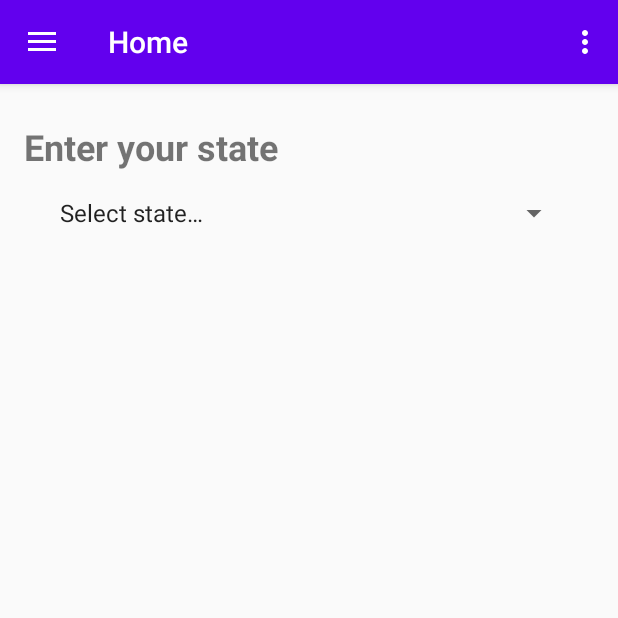
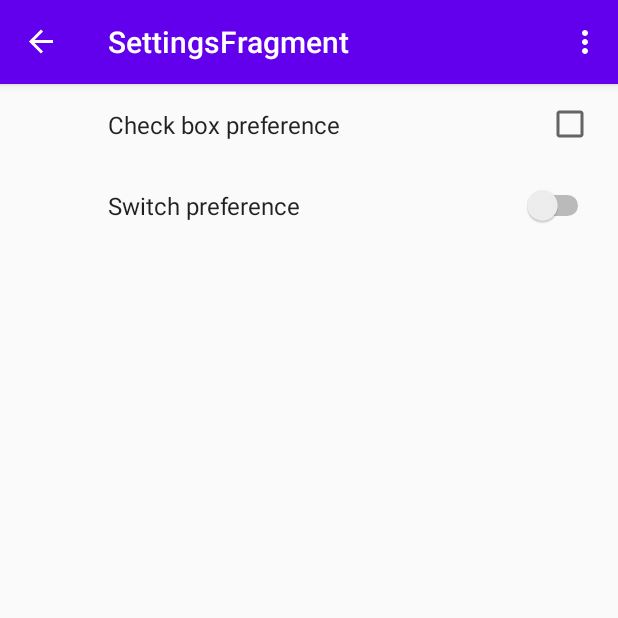
Before and after one commit to Samson50/LexLator, an Android app: the screen it shows after launch (MainActivity), in the options menu, after a tap on "Settings", on a phone screen of 412 x 824 dp, the top half of it. Run offline under Robolectric (Android 15) with nearby library versions, the light colour scheme and no system bars; our stand-ins replace androidx.preference, navigation-ui.

Commit message:
Started work on settings

```diff
--- a/app/build.gradle
+++ b/app/build.gradle
@@ -27,6 +27,7 @@ dependencies {
     implementation fileTree(dir: 'libs', include: ['*.jar'])
 
     implementation 'androidx.appcompat:appcompat:1.0.2'
+    implementation 'androidx.preference:preference:1.1.0'
     implementation 'androidx.legacy:legacy-support-v4:1.0.0'
     implementation 'com.google.android.material:material:1.0.0'
     implementation 'androidx.constraintlayout:constraintlayout:1.1.3'
--- a/app/src/main/java/com/example/legate/MainActivity.java
+++ b/app/src/main/java/com/example/legate/MainActivity.java
@@ -2,6 +2,7 @@ package com.example.legate;
 
 import android.os.Bundle;
 import android.view.Menu;
+import android.view.MenuItem;
 
 import com.google.android.material.navigation.NavigationView;
 
@@ -52,4 +53,17 @@ public class MainActivity extends AppCompatActivity {
         return NavigationUI.navigateUp(navController, mAppBarConfiguration)
                 || super.onSupportNavigateUp();
     }
+
+
+    @Override
+    public boolean onOptionsItemSelected(MenuItem item) {
+        switch (item.getItemId()) {
+            case R.id.action_settings:
+                Navigation.findNavController(this, R.id.nav_host_fragment).navigate(R.id.open_settings);
+                return true;
+
+            default:
+                return super.onOptionsItemSelected(item);
+        }
+    }
 }
--- /dev/null
+++ b/app/src/main/java/com/example/legate/SettingsFragment.java
@@ -0,0 +1,12 @@
+package com.example.legate;
+
+import android.os.Bundle;
+
+import androidx.preference.PreferenceFragmentCompat;
+
+public class SettingsFragment extends PreferenceFragmentCompat {
+    @Override
+    public void onCreatePreferences(Bundle savedInstanceState, String rootKey) {
+        setPreferencesFromResource(R.xml.preferences, rootKey);
+    }
+}
--- a/app/src/main/res/navigation/mobile_navigation.xml
+++ b/app/src/main/res/navigation/mobile_navigation.xml
@@ -55,4 +55,12 @@
             android:name="legislatorPath"
             app:argType="string" />
     </fragment>
+
+    <fragment
+        android:id="@+id/settingsFragment"
+        android:name="com.example.legate.SettingsFragment"
+        android:label="SettingsFragment" />
+
+    <action android:id="@+id/open_settings"
+        app:destination="@id/settingsFragment"/>
 </navigation>
--- /dev/null
+++ b/app/src/main/res/xml/preferences.xml
@@ -0,0 +1,15 @@
+<?xml version="1.0" encoding="utf-8"?>
+<PreferenceScreen xmlns:android="http://schemas.android.com/apk/res/android">
+
+    <CheckBoxPreference
+        android:defaultValue="false"
+        android:key="check_box_preference_1"
+        android:title="Check box preference" />
+
+    <SwitchPreference
+        android:layout_width="wrap_content"
+        android:defaultValue="false"
+        android:key="switch_preference_1"
+        android:title="Switch preference" />
+
+</PreferenceScreen>
```
